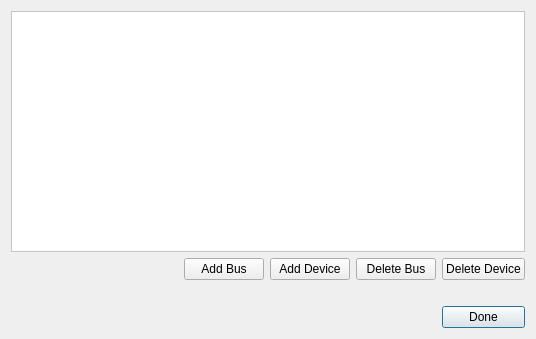
DynamicPerception/Graffik_Legacy, file Graffik/gui/core/NetworkManager/networkmanager.ui: the form before one commit.
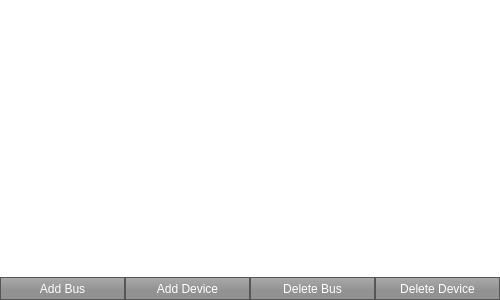
The form after the commit. Icons and pictures are not drawn.

What changed in the file:
```diff
--- a/Graffik/gui/core/NetworkManager/networkmanager.ui
+++ b/Graffik/gui/core/NetworkManager/networkmanager.ui
@@ -1,40 +1,81 @@
 <?xml version="1.0" encoding="UTF-8"?>
 <ui version="4.0">
  <class>NetworkManager</class>
- <widget class="QDialog" name="NetworkManager">
+ <widget class="QWidget" name="NetworkManager">
   <property name="geometry">
    <rect>
     <x>0</x>
     <y>0</y>
-    <width>536</width>
-    <height>339</height>
+    <width>500</width>
+    <height>300</height>
    </rect>
   </property>
   <property name="windowTitle">
    <string>Network Manager</string>
   </property>
   <property name="styleSheet">
-   <string notr="true"/>
+   <string notr="true">#netTreeView {
+alternate-background-color:rgb(238,243,254);
+padding: 0px;
+margin:0px;
+}
+
+#netTreeView::item {
+
+min-height: 30px;
+max-height: 30px;
+   font: bold 10pt &quot;Lucida Sans&quot;;
+}
+
+#netTreeView QHeaderView::section {
+     background-color: qlineargradient(spread:pad, x1:0, y1:0, x2:0, y2:1, stop:0.541872 rgba(104, 104, 104, 255), stop:1 rgba(74, 74, 74, 255));
+     color: white;
+     padding-left: 4px;
+     border: 1px solid #6c6c6c;
+	 min-height: 20px; 
+	max-height: 20px;
+   font: 10pt &quot;Lucida Sans&quot;;
+ }
+
+
+#addBusButton, #addDevButton, #delBusButton, #delDevButton {
+
+background-color: qlineargradient(spread:pad, x1:0, y1:0, x2:0, y2:1, stop:0 rgba(171, 171, 171, 255), stop:0.571429 rgba(146, 146, 146, 255));
+color: white;
+border: 1px solid;
+border-color: rgb(86,86,86);
+min-height: 21px;
+max-height: 21px;
+}
+
+NetworkManager {
+qproperty-editIcon: url(:/core/edit-icon-sm.png);
+}
+
+
+</string>
   </property>
   <layout class="QGridLayout" name="gridLayout">
-   <item row="1" column="0" colspan="2">
-    <spacer name="horizontalSpacer_3">
-     <property name="orientation">
-      <enum>Qt::Horizontal</enum>
-     </property>
-     <property name="sizeHint" stdset="0">
-      <size>
-       <width>40</width>
-       <height>20</height>
-      </size>
-     </property>
-    </spacer>
-   </item>
-   <item row="0" column="0" colspan="7">
+   <property name="margin">
+    <number>0</number>
+   </property>
+   <property name="spacing">
+    <number>0</number>
+   </property>
+   <item row="0" column="1" colspan="4">
     <widget class="QTreeView" name="netTreeView">
      <property name="styleSheet">
       <string notr="true">background-color: rgb(255, 255, 255)</string>
      </property>
+     <property name="frameShape">
+      <enum>QFrame::NoFrame</enum>
+     </property>
+     <property name="frameShadow">
+      <enum>QFrame::Plain</enum>
+     </property>
+     <property name="lineWidth">
+      <number>0</number>
+     </property>
      <property name="editTriggers">
       <set>QAbstractItemView::NoEditTriggers</set>
      </property>
@@ -53,80 +94,43 @@
        <height>35</height>
       </size>
      </property>
+     <property name="indentation">
+      <number>25</number>
+     </property>
+     <property name="uniformRowHeights">
+      <bool>true</bool>
+     </property>
+     <property name="sortingEnabled">
+      <bool>true</bool>
+     </property>
+     <property name="animated">
+      <bool>true</bool>
+     </property>
      <property name="headerHidden">
-      <bool>true</bool>
+      <bool>false</bool>
      </property>
      <attribute name="headerVisible">
-      <bool>false</bool>
+      <bool>true</bool>
      </attribute>
      <attribute name="headerCascadingSectionResizes">
       <bool>false</bool>
      </attribute>
+     <attribute name="headerDefaultSectionSize">
+      <number>120</number>
+     </attribute>
+     <attribute name="headerStretchLastSection">
+      <bool>true</bool>
+     </attribute>
     </widget>
    </item>
-   <item row="2" column="1">
-    <spacer name="verticalSpacer_2">
-     <property name="orientation">
-      <enum>Qt::Vertical</enum>
-     </property>
-     <property name="sizeType">
-      <enum>QSizePolicy::Fixed</enum>
-     </property>
-     <property name="sizeHint" stdset="0">
-      <size>
-       <width>20</width>
-       <height>20</height>
-      </size>
-     </property>
-    </spacer>
-   </item>
-   <item row="2" column="0">
-    <spacer name="verticalSpacer_3">
-     <property name="orientation">
-      <enum>Qt::Vertical</enum>
-     </property>
-     <property name="sizeType">
-      <enum>QSizePolicy::Fixed</enum>
-     </property>
-     <property name="sizeHint" stdset="0">
-      <size>
-       <width>20</width>
-       <height>20</height>
-      </size>
-     </property>
-    </spacer>
-   </item>
-   <item row="3" column="0" colspan="6">
-    <spacer name="horizontalSpacer">
-     <property name="orientation">
-      <enum>Qt::Horizontal</enum>
-     </property>
-     <property name="sizeHint" stdset="0">
-      <size>
-       <width>40</width>
-       <height>20</height>
-      </size>
-     </property>
-    </spacer>
-   </item>
-   <item row="3" column="6">
-    <widget class="QPushButton" name="pushButton">
-     <property name="styleSheet">
-      <string notr="true"/>
-     </property>
-     <property name="text">
-      <string>Done</string>
-     </property>
-    </widget>
-   </item>
-   <item row="1" column="6">
+   <item row="1" column="4">
     <widget class="QPushButton" name="delDevButton">
      <property name="text">
       <string>Delete Device</string>
      </property>
     </widget>
    </item>
-   <item row="1" column="4">
+   <item row="1" column="2">
     <widget class="QPushButton" name="addDevButton">
      <property name="styleSheet">
       <string notr="true"/>
@@ -136,7 +140,7 @@
      </property>
     </widget>
    </item>
-   <item row="1" column="3">
+   <item row="1" column="1">
     <widget class="QPushButton" name="addBusButton">
      <property name="styleSheet">
       <string notr="true"/>
@@ -146,7 +150,7 @@
      </property>
     </widget>
    </item>
-   <item row="1" column="5">
+   <item row="1" column="3">
     <widget class="QPushButton" name="delBusButton">
      <property name="text">
       <string>Delete Bus</string>
```
Left out of the diff: 21 changed lines with no effect on the pictures.
